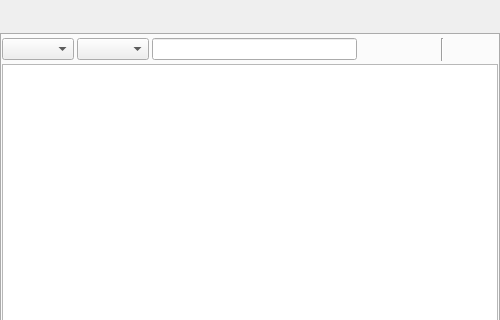
Above: maya/ui/main.ui from lonegather/Samkit before the change; both pictures show x 0 to 500 and y 0 to 320 of the 500 by 555 pixel window. Below: the same form after it.
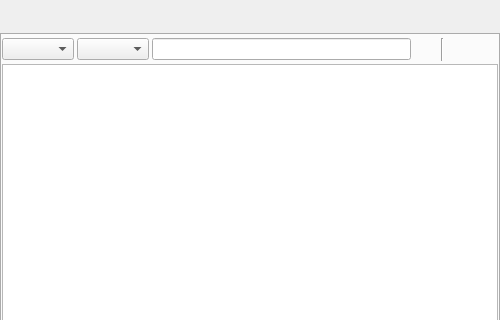
That is the form after the change.

```diff
--- a/maya/ui/main.ui
+++ b/maya/ui/main.ui
@@ -103,39 +103,7 @@
           <widget class="QLineEdit" name="le_filter"/>
          </item>
          <item>
-          <widget class="QToolButton" name="tb_reference">
-           <property name="enabled">
-            <bool>false</bool>
-           </property>
-           <property name="text">
-            <string/>
-           </property>
-           <property name="popupMode">
-            <enum>QToolButton::InstantPopup</enum>
-           </property>
-           <property name="autoRaise">
-            <bool>true</bool>
-           </property>
-          </widget>
-         </item>
-         <item>
-          <widget class="QToolButton" name="tb_checkout">
-           <property name="enabled">
-            <bool>false</bool>
-           </property>
-           <property name="text">
-            <string/>
-           </property>
-           <property name="popupMode">
-            <enum>QToolButton::InstantPopup</enum>
-           </property>
-           <property name="autoRaise">
-            <bool>true</bool>
-           </property>
-          </widget>
-         </item>
-         <item>
-          <widget class="QToolButton" name="tb_admin">
+          <widget class="QToolButton" name="tb_refresh">
            <property name="text">
             <string/>
            </property>
@@ -152,7 +120,7 @@
           </widget>
          </item>
          <item>
-          <widget class="QToolButton" name="tb_refresh">
+          <widget class="QToolButton" name="tb_admin">
            <property name="text">
             <string/>
            </property>
```
